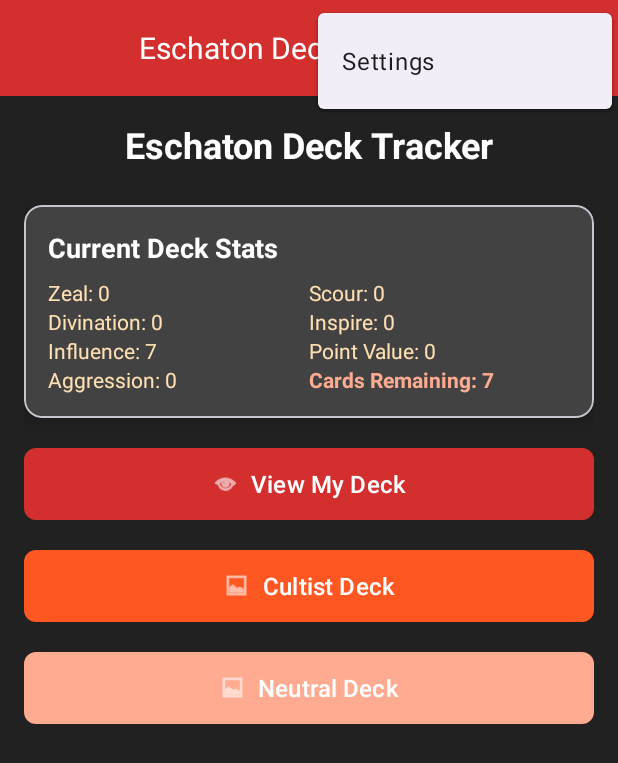
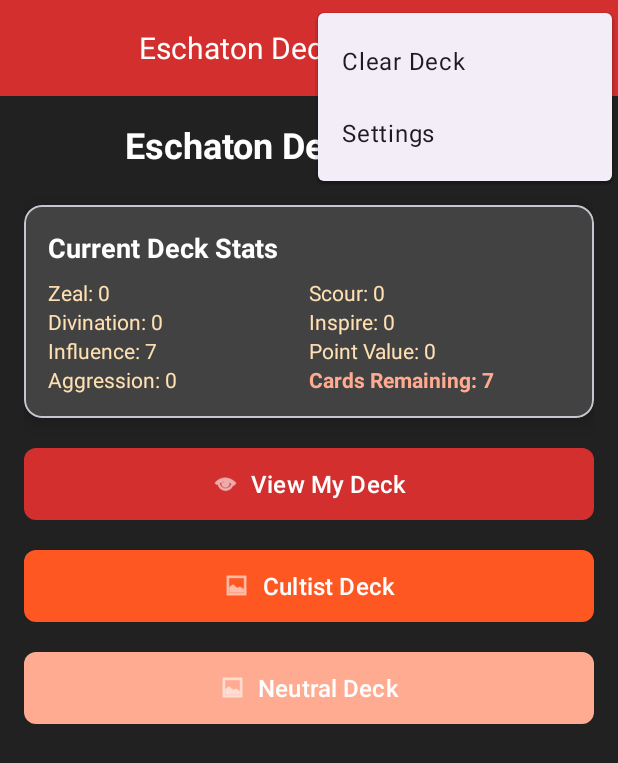
Before and after one commit to kyleshrop/EschatonDeckTracker, an Android app: the screen it shows after launch (MainActivity), with the options menu open, on a phone screen of 412 x 824 dp. Shown: the top 763 px of the screen. Run offline under Robolectric (Android 15) with nearby library versions, the phone set to English and light mode, and no system bars; our stand-ins replace navigation-ui.

Commit message:
Added a button within the overflow menu to allow the user to reset their deck state

```diff
--- a/app/src/main/res/menu/menu_main.xml
+++ b/app/src/main/res/menu/menu_main.xml
@@ -2,6 +2,11 @@
     xmlns:app="http://schemas.android.com/apk/res-auto"
     xmlns:tools="http://schemas.android.com/tools"
     tools:context="com.example.eschatondecktraker.MainActivity">
+    <item
+        android:id="@+id/action_clear_deck"
+        android:orderInCategory="90"
+        android:title="@string/action_clear_deck"
+        app:showAsAction="never" />
     <item
         android:id="@+id/action_settings"
         android:orderInCategory="100"
--- a/app/src/main/res/values/strings.xml
+++ b/app/src/main/res/values/strings.xml
@@ -1,6 +1,11 @@
 <resources>
     <string name="app_name">Eschaton Deck Tracker</string>
     <string name="action_settings">Settings</string>
+    <string name="action_clear_deck">Clear Deck</string>
+    <string name="clear_deck_confirmation_title">Clear Deck?</string>
+    <string name="clear_deck_confirmation_message">This will remove all cards from your deck and reset it to the default starting deck (7 Initiates). This action cannot be undone.</string>
+    <string name="clear">Clear</string>
+    <string name="cancel">Cancel</string>
     <!-- Strings used for fragments for navigation -->
     <string name="first_fragment_label">First Fragment</string>
     <string name="second_fragment_label">Second Fragment</string>
```
Also changed, not shown: app/src/main/java/com/example/eschatondecktraker/MainActivity.kt (+28 -0 lines), app/src/main/java/com/example/eschatondecktraker/data/PlayerDeck.kt (+9 -0 lines).
